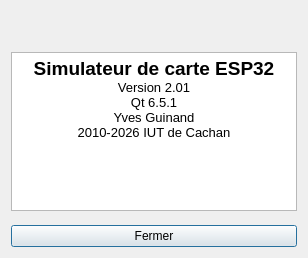
YGuinand/EspSimu, file apropos.ui: the form before one commit.
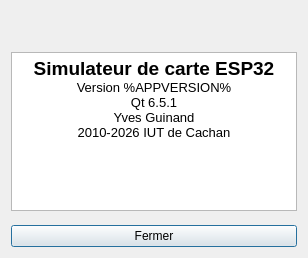
The form after the commit. Icons and pictures are not drawn.

Commit message: Version automatique depuis le .pro (titre, A propos, ressource exe)

Patch:
```diff
--- a/apropos.ui
+++ b/apropos.ui
@@ -104,7 +104,7 @@
 li.checked::marker { content: &quot;\2612&quot;; }
 &lt;/style&gt;&lt;/head&gt;&lt;body style=&quot; font-family:'Noto Sans'; font-size:10pt; font-weight:400; font-style:normal;&quot;&gt;
 &lt;p align=&quot;center&quot; style=&quot; margin-top:0px; margin-bottom:0px; margin-left:0px; margin-right:0px; -qt-block-indent:0; text-indent:0px;&quot;&gt;&lt;span style=&quot; font-family:'Sans Serif'; font-size:14pt; font-weight:600;&quot;&gt;Simulateur de carte ESP32&lt;/span&gt;&lt;/p&gt;
-&lt;p align=&quot;center&quot; style=&quot; margin-top:0px; margin-bottom:0px; margin-left:0px; margin-right:0px; -qt-block-indent:0; text-indent:0px;&quot;&gt;&lt;span style=&quot; font-family:'Sans Serif';&quot;&gt;Version 2.01&lt;/span&gt;&lt;/p&gt;
+&lt;p align=&quot;center&quot; style=&quot; margin-top:0px; margin-bottom:0px; margin-left:0px; margin-right:0px; -qt-block-indent:0; text-indent:0px;&quot;&gt;&lt;span style=&quot; font-family:'Sans Serif';&quot;&gt;Version %APPVERSION%&lt;/span&gt;&lt;/p&gt;
 &lt;p align=&quot;center&quot; style=&quot; margin-top:0px; margin-bottom:0px; margin-left:0px; margin-right:0px; -qt-block-indent:0; text-indent:0px;&quot;&gt;&lt;span style=&quot; font-family:'Sans Serif';&quot;&gt;Qt 6.5.1&lt;/span&gt;&lt;/p&gt;
 &lt;p align=&quot;center&quot; style=&quot; margin-top:0px; margin-bottom:0px; margin-left:0px; margin-right:0px; -qt-block-indent:0; text-indent:0px;&quot;&gt;&lt;span style=&quot; font-family:'Sans Serif';&quot;&gt;Yves Guinand&lt;/span&gt;&lt;/p&gt;
 &lt;p align=&quot;center&quot; style=&quot; margin-top:0px; margin-bottom:0px; margin-left:0px; margin-right:0px; -qt-block-indent:0; text-indent:0px;&quot;&gt;&lt;span style=&quot; font-family:'MS Shell Dlg 2';&quot;&gt;2010-2026 IUT de Cachan&lt;/span&gt;&lt;/p&gt;&lt;/body&gt;&lt;/html&gt;</string>
```
The commit also changes 4 other files.
